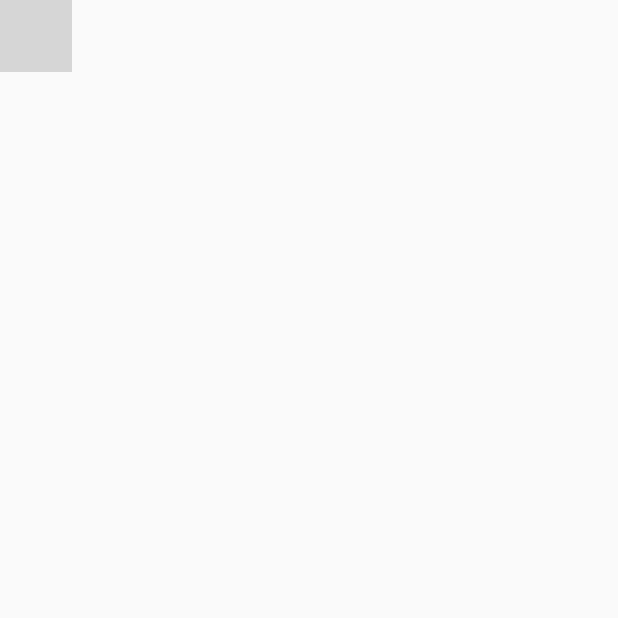
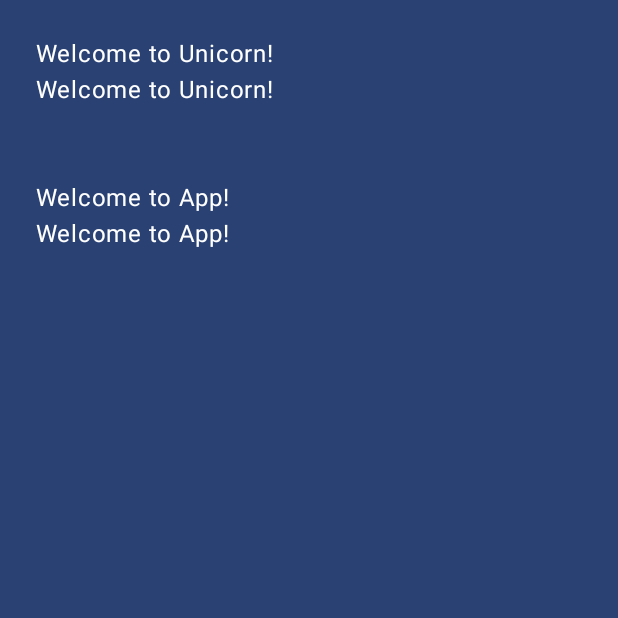
Before and after one commit to arunabhdas/unicorn-android, an Android app built with Jetpack Compose: the screen it shows after launch (MainActivity), on a phone screen of 412 x 824 dp, the top half of it. Run offline under Robolectric (Android 15) with nearby library versions, the phone set to English and light mode, and no system bars; grey boxes are pictures that could not be loaded.

Commit message:
Passing default data to MyApp

```diff
--- a/unicorn-android/app/src/main/java/app/unicornapp/mobile/android/unicorn/MainActivity.kt
+++ b/unicorn-android/app/src/main/java/app/unicornapp/mobile/android/unicorn/MainActivity.kt
@@ -27,7 +27,7 @@ class MainActivity : ComponentActivity() {
 }
 
 @Composable
-fun MyApp(names: List<String>) {
+fun MyApp(titles: List<String> = listOf("Unicorn", "App")) {
     // A surface container using the 'background' color from the theme
     Surface(
         modifier = Modifier.fillMaxSize(),
```
